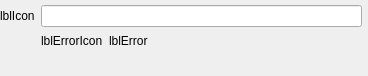
silvansky/Contacts, file src/plugins/rosterchanger/addmetaitemwidget.ui: the form before one commit.
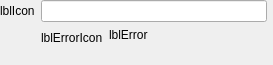
The form after the commit. Custom widgets are drawn as their Qt base class.

```diff
--- a/src/plugins/rosterchanger/addmetaitemwidget.ui
+++ b/src/plugins/rosterchanger/addmetaitemwidget.ui
@@ -6,23 +6,14 @@
    <rect>
     <x>0</x>
     <y>0</y>
-    <width>368</width>
-    <height>76</height>
+    <width>273</width>
+    <height>65</height>
    </rect>
   </property>
   <layout class="QGridLayout" name="gridLayout">
-   <property name="leftMargin">
+   <property name="margin">
     <number>0</number>
    </property>
-   <property name="topMargin">
-    <number>5</number>
-   </property>
-   <property name="rightMargin">
-    <number>0</number>
-   </property>
-   <property name="bottomMargin">
-    <number>5</number>
-   </property>
    <item row="0" column="0">
     <widget class="QLabel" name="lblIcon">
      <property name="text">
@@ -39,11 +30,31 @@
    <item row="1" column="1" colspan="2">
     <layout class="QHBoxLayout" name="horizontalLayout">
      <item>
-      <widget class="QLabel" name="lblErrorIcon">
-       <property name="text">
-        <string notr="true">lblErrorIcon</string>
+      <layout class="QVBoxLayout" name="verticalLayout">
+       <property name="topMargin">
+        <number>3</number>
        </property>
-      </widget>
+       <item>
+        <widget class="QLabel" name="lblErrorIcon">
+         <property name="text">
+          <string notr="true">lblErrorIcon</string>
+         </property>
+        </widget>
+       </item>
+       <item>
+        <spacer name="verticalSpacer">
+         <property name="orientation">
+          <enum>Qt::Vertical</enum>
+         </property>
+         <property name="sizeHint" stdset="0">
+          <size>
+           <width>0</width>
+           <height>0</height>
+          </size>
+         </property>
+        </spacer>
+       </item>
+      </layout>
      </item>
      <item>
       <widget class="CustomLabel" name="lblError">
@@ -56,6 +67,9 @@
        <property name="text">
         <string notr="true">lblError</string>
        </property>
+       <property name="alignment">
+        <set>Qt::AlignLeading|Qt::AlignLeft|Qt::AlignTop</set>
+       </property>
        <property name="wordWrap">
         <bool>true</bool>
        </property>
```
